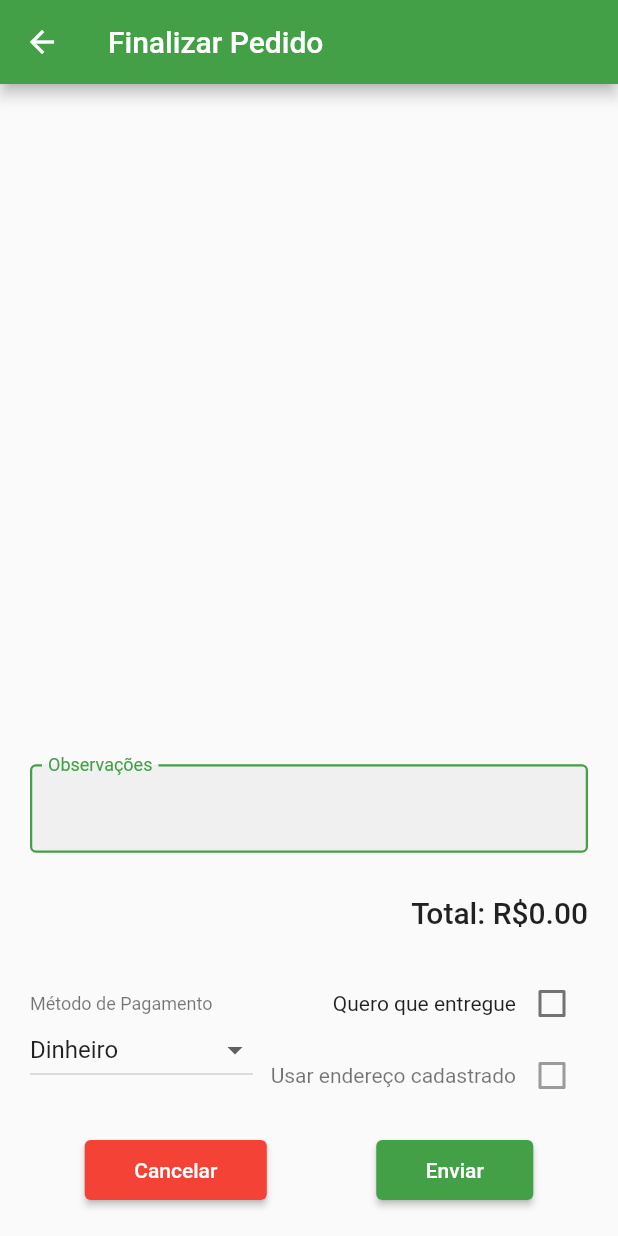
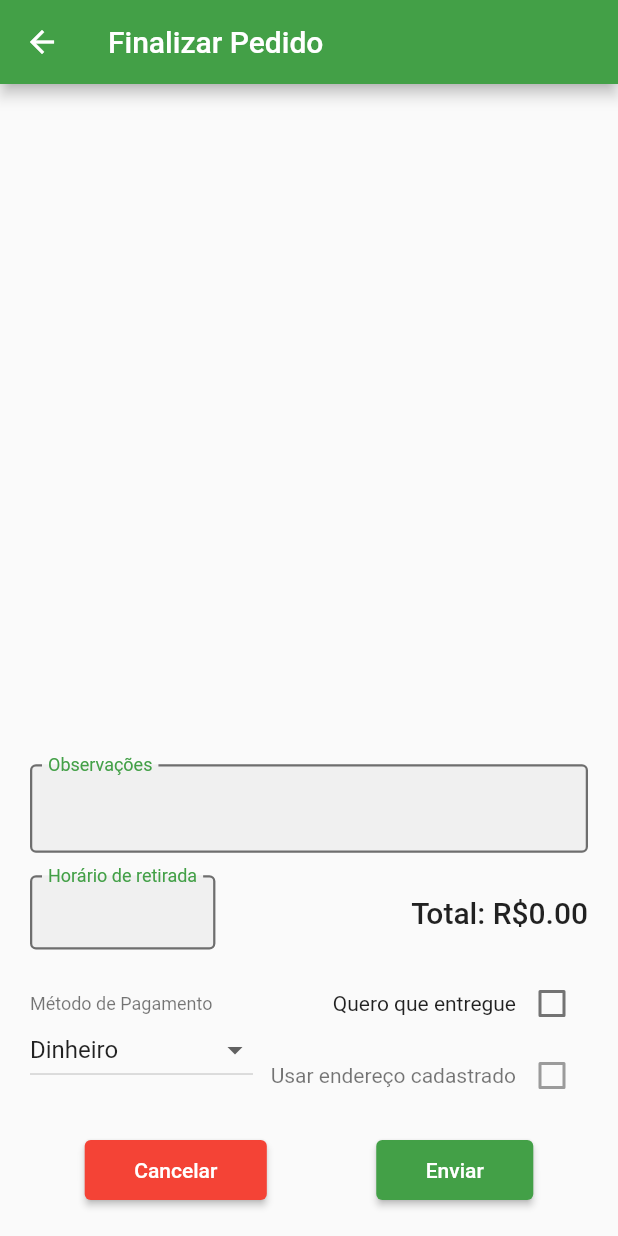
Before and after one commit to cadupereira21/SI700-Mobile, a Flutter app: the OrderScreen screen opened directly, on a phone screen of 412 x 824 dp. Run offline on Flutter 3.47's test engine with Material 2 defaults, Android fonts, the phone set to English and light mode, and no system bars; our stand-ins replace dio, flutter_bloc, mask_text_input_formatter.

Commit message:
Implemented take away field on Order model and update deliveryTime method to change between delivery and takeaway time. Also add dynamic colouring to all fields

```diff
--- a/app_seu_madeu_sucos/lib/Model/Order.dart
+++ b/app_seu_madeu_sucos/lib/Model/Order.dart
@@ -13,6 +13,7 @@ class Order {
   bool? _isDelivery;
   Address? _customDeliveryAddress;
   String? _deliveryTime;
+  String? _takeAwayTime;
 
   Order({
     String? id,
@@ -25,6 +26,7 @@ class Order {
     bool? isDelivery,
     Address? customDeliveryAddress,
     String? deliveryTime,
+    String? takeAwayTime,
   }) {
     _id = id;
     _requester = requester;
@@ -36,6 +38,7 @@ class Order {
     _isDelivery = isDelivery;
     _customDeliveryAddress = customDeliveryAddress;
     _deliveryTime = deliveryTime;
+    _takeAwayTime = takeAwayTime;
   }
 
   String? get getId => _id;
@@ -48,6 +51,7 @@ class Order {
   bool? get getIsDelivery => _isDelivery;
   Address? get getCustomDeliveryAddress => _customDeliveryAddress;
   String? get getDeliveryTime => _deliveryTime;
+  String? get getTakeAwayTime => _takeAwayTime;
 
   set setId(String? id) => _id = id;
   set setRequester(Client? requester) => _requester = requester;
@@ -60,9 +64,10 @@ class Order {
   set setCustomDeliveryAddress(Address? customDeliveryAddress) =>
       _customDeliveryAddress = customDeliveryAddress;
   set setDeliveryTime(String? deliveryTime) => _deliveryTime = deliveryTime;
+  set setTakeAwayTime(String? takeAwayTime) => _takeAwayTime = takeAwayTime;
 
   @override
   String toString() {
-    return "Order: {id: $_id, requester: ${_requester.toString()}, products: ${_products.toString()}, comments: $_comments, paymentMethod: ${_paymentMethod.toString()}, value: $_value, isPlan: $_isPlan, isDelivery: $_isDelivery, customDeliveryAddress: ${_customDeliveryAddress.toString()}, deliveryTime: $_deliveryTime}";
+    return "Order: {id: $_id, requester: ${_requester.toString()}, products: ${_products.toString()}, comments: $_comments, paymentMethod: ${_paymentMethod.toString()}, value: $_value, isPlan: $_isPlan, isDelivery: $_isDelivery, customDeliveryAddress: ${_customDeliveryAddress.toString()}, deliveryTime: $_deliveryTime, takeAwayTime: $_takeAwayTime}";
   }
 }
--- a/app_seu_madeu_sucos/lib/View/OrderScreen.dart
+++ b/app_seu_madeu_sucos/lib/View/OrderScreen.dart
@@ -1,5 +1,4 @@
 import 'package:app_seu_madeu_sucos/Data/OrderData.dart';
-import 'package:app_seu_madeu_sucos/Data/UserData.dart';
 import 'package:app_seu_madeu_sucos/Model/Address.dart';
 import 'package:app_seu_madeu_sucos/Model/Districts.dart';
 import 'package:app_seu_madeu_sucos/Model/PaymentMethod.dart';
@@ -114,15 +113,12 @@ class _OrderScreenState extends State<OrderScreen> {
             mainAxisAlignment: MainAxisAlignment.spaceBetween,
             children: [
               SizedBox(
-                width: MediaQuery.of(context).size.width * 0.3,
-                height: MediaQuery.of(context).size.height * 0.06,
-                child: _order.getIsDelivery!
-                    ? Form(
-                        key: _deliveryTimeFormKey,
-                        child: deliveryTime(),
-                      )
-                    : null,
-              ),
+                  width: MediaQuery.of(context).size.width * 0.3,
+                  height: MediaQuery.of(context).size.height * 0.06,
+                  child: Form(
+                    key: _deliveryTimeFormKey,
+                    child: deliveryOrTakeAwayTime(),
+                  )),
               Text(
                 "Total: R\$${_order.getValue!.toStringAsFixed(2)}",
                 style:
@@ -268,11 +264,11 @@ class _OrderScreenState extends State<OrderScreen> {
         filled: true,
         //fillColor: Colors.white,
         labelText: "Observações",
-        labelStyle: TextStyle(color: customGreenColor),
+        labelStyle: TextStyle(color: Colors.black54),
         floatingLabelBehavior: FloatingLabelBehavior.always,
         floatingLabelStyle: TextStyle(color: customGreenColor),
         enabledBorder: OutlineInputBorder(
-            borderSide: BorderSide(color: customGreenColor, width: 1.5)),
+            borderSide: BorderSide(color: Colors.black54, width: 1.5)),
         focusedBorder: OutlineInputBorder(
             borderSide: BorderSide(color: customGreenColor, width: 1.5)),
         focusedErrorBorder:
@@ -280,26 +276,28 @@ class _OrderScreenState extends State<OrderScreen> {
         errorBorder:
             const OutlineInputBorder(borderSide: BorderSide(color: Colors.red)),
       ),
-      cursorColor: Colors.green,
+      cursorColor: Colors.orange,
       onSaved: (value) {
         _order.setComments = value;
       },
     );
   }
 
-  Widget deliveryTime() {
+  Widget deliveryOrTakeAwayTime() {
     return TextFormField(
       inputFormatters: [TextFormFieldFormat.TIME],
       keyboardType: TextInputType.number,
       decoration: InputDecoration(
         filled: true,
         //fillColor: Colors.white,
-        labelText: "Horário de entrega",
-        labelStyle: TextStyle(color: customGreenColor),
+        labelText: _order.getIsDelivery!
+            ? "Horário de entrega"
+            : "Horário de retirada",
+        labelStyle: TextStyle(color: Colors.black54),
         floatingLabelBehavior: FloatingLabelBehavior.always,
         floatingLabelStyle: TextStyle(color: customGreenColor),
         enabledBorder: OutlineInputBorder(
-            borderSide: BorderSide(color: customGreenColor, width: 1.5)),
+            borderSide: BorderSide(color: Colors.black54, width: 1.5)),
         focusedBorder: OutlineInputBorder(
             borderSide: BorderSide(color: customGreenColor, width: 1.5)),
         focusedErrorBorder:
@@ -307,9 +305,11 @@ class _OrderScreenState extends State<OrderScreen> {
         errorBorder:
             const OutlineInputBorder(borderSide: BorderSide(color: Colors.red)),
       ),
-      cursorColor: Colors.green,
+      cursorColor: Colors.orange,
       onSaved: (value) {
-        _order.setDeliveryTime = value;
+        _order.getIsDelivery!
+            ? _order.setDeliveryTime = value
+            : _order.setTakeAwayTime = value;
       },
     );
   }
@@ -441,11 +441,11 @@ class _OrderScreenState extends State<OrderScreen> {
             filled: true,
             //fillColor: Colors.white,
             labelText: text,
-            labelStyle: TextStyle(color: customGreenColor),
+            labelStyle: TextStyle(color: Colors.black54),
             floatingLabelBehavior: FloatingLabelBehavior.always,
             floatingLabelStyle: TextStyle(color: customGreenColor),
             enabledBorder: OutlineInputBorder(
-                borderSide: BorderSide(color: customGreenColor, width: 1.5)),
+                borderSide: BorderSide(color: Colors.black54, width: 1.5)),
             focusedBorder: OutlineInputBorder(
                 borderSide: BorderSide(color: customGreenColor, width: 1.5)),
             focusedErrorBorder: const OutlineInputBorder(
@@ -470,11 +470,11 @@ class _OrderScreenState extends State<OrderScreen> {
         decoration: InputDecoration(
           filled: true,
           labelText: "UF",
-          labelStyle: TextStyle(color: customGreenColor),
+          labelStyle: TextStyle(color: Colors.black54),
           fillColor: Colors.white,
           floatingLabelBehavior: FloatingLabelBehavior.always,
           enabledBorder: OutlineInputBorder(
-              borderSide: BorderSide(color: customGreenColor, width: 1.5)),
+              borderSide: BorderSide(color: Colors.black54, width: 1.5)),
           focusedBorder: OutlineInputBorder(
               borderSide: BorderSide(color: customGreenColor, width: 1.5)),
         ),
```
